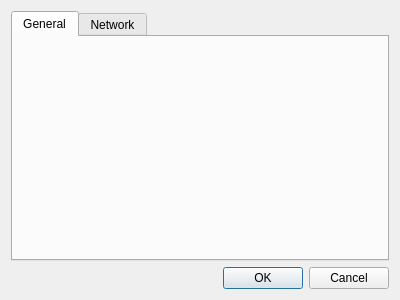
First picture: the form in Client/Ui/SettingsDialog.ui, repository freakyzoidberg/horus-edu, before the edit.
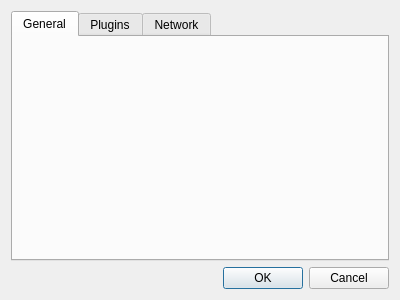
Second picture: the form after the edit. The open tabs and pages were chosen to show the change. Icons and pictures are not drawn.

Diff of the .ui file:
```diff
--- a/Client/Ui/SettingsDialog.ui
+++ b/Client/Ui/SettingsDialog.ui
@@ -28,7 +28,12 @@
        <string>General</string>
       </attribute>
      </widget>
-     <widget class="QWidget" name="tab_2">
+     <widget class="QWidget" name="PluginTab">
+      <attribute name="title">
+       <string>Plugins</string>
+      </attribute>
+     </widget>
+     <widget class="QWidget" name="NetworkTab">
       <attribute name="title">
        <string>Network</string>
       </attribute>
```
Left out of the diff: 8 changed lines with no effect on the pictures.
